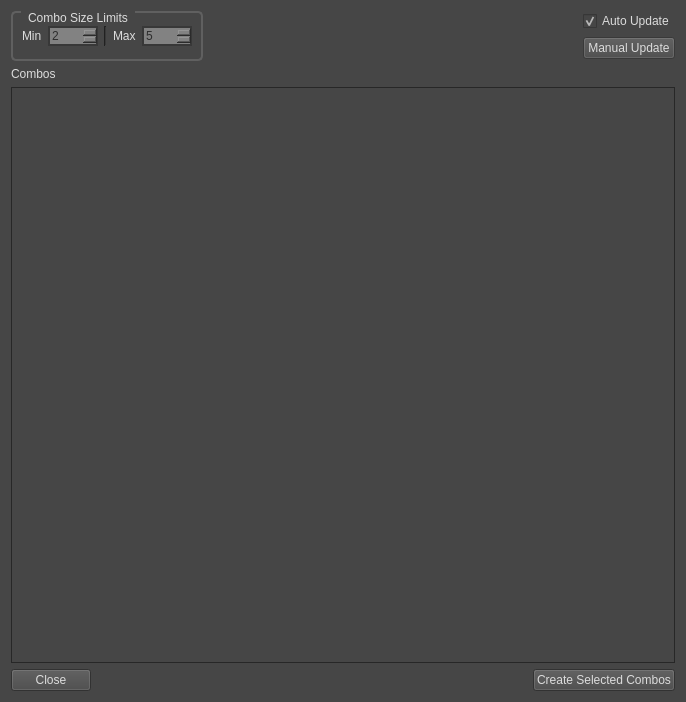
blurstudio/Simplex, file scripts/SimplexUI/ui/comboCheckDialog.ui: the form before one commit.
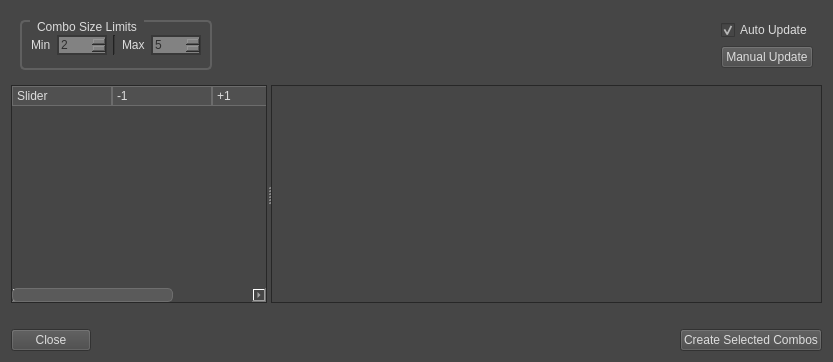
The form after the commit.

Commit message:
Unify HDF5/Ogawa Choice Switch combo creation to the ComboChecker Switch to relative imports Fix Qt4/5 bug in interfaceModel.py Simplifications and bug-fixes all over the place
This *should* have been multiple commits, but I was working in the SVN repo instead. Oh well

The edit to the form file:
```diff
--- a/scripts/SimplexUI/ui/comboCheckDialog.ui
+++ b/scripts/SimplexUI/ui/comboCheckDialog.ui
@@ -6,8 +6,8 @@
    <rect>
     <x>0</x>
     <y>0</y>
-    <width>686</width>
-    <height>702</height>
+    <width>833</width>
+    <height>362</height>
    </rect>
   </property>
   <property name="windowTitle">
@@ -213,8 +213,9 @@
 
 </string>
   </property>
-  <layout class="QVBoxLayout" name="verticalLayout_3">
+  <layout class="QVBoxLayout" name="verticalLayout_2">
    <item>
+    <widget class="QWidget" name="uiHeaderWID" native="true">
     <layout class="QHBoxLayout" name="horizontalLayout_3">
      <item>
       <widget class="QGroupBox" name="groupBox">
@@ -294,17 +295,17 @@
       </widget>
      </item>
      <item>
-      <widget class="QLabel" name="uiWarningLBL">
-       <property name="sizePolicy">
-        <sizepolicy hsizetype="Preferred" vsizetype="Preferred">
-         <horstretch>1</horstretch>
-         <verstretch>0</verstretch>
-        </sizepolicy>
-       </property>
-       <property name="text">
-        <string/>
-       </property>
-      </widget>
+       <spacer name="horizontalSpacer_2">
+        <property name="orientation">
+         <enum>Qt::Horizontal</enum>
+        </property>
+        <property name="sizeHint" stdset="0">
+         <size>
+          <width>511</width>
+          <height>20</height>
+         </size>
+        </property>
+       </spacer>
      </item>
      <item>
       <layout class="QVBoxLayout" name="verticalLayout">
@@ -334,30 +335,81 @@
       </layout>
      </item>
     </layout>
+    </widget>
    </item>
    <item>
-    <layout class="QVBoxLayout" name="verticalLayout_2">
-     <item>
-      <widget class="QLabel" name="label_2">
+    <widget class="QSplitter" name="splitter">
+     <property name="sizePolicy">
+      <sizepolicy hsizetype="Expanding" vsizetype="Preferred">
+       <horstretch>0</horstretch>
+       <verstretch>1</verstretch>
+      </sizepolicy>
+     </property>
+     <property name="orientation">
+      <enum>Qt::Horizontal</enum>
+     </property>
+     <widget class="QTreeWidget" name="uiEditTREE">
+      <property name="sizePolicy">
+       <sizepolicy hsizetype="Expanding" vsizetype="Expanding">
+        <horstretch>0</horstretch>
+        <verstretch>1</verstretch>
+       </sizepolicy>
+      </property>
+      <property name="selectionMode">
+       <enum>QAbstractItemView::ExtendedSelection</enum>
+      </property>
+      <property name="rootIsDecorated">
+       <bool>false</bool>
+      </property>
+      <property name="itemsExpandable">
+       <bool>false</bool>
+      </property>
+      <column>
        <property name="text">
-        <string>Combos</string>
+        <string>Slider</string>
        </property>
-      </widget>
-     </item>
-     <item>
+      </column>
+      <column>
+       <property name="text">
+        <string>-1</string>
+       </property>
+      </column>
+      <column>
+       <property name="text">
+        <string>+1</string>
+       </property>
+      </column>
+      <column>
+       <property name="text">
+        <string>Val</string>
+       </property>
+      </column>
+     </widget>
       <widget class="QListWidget" name="uiComboCheckLIST">
        <property name="sizePolicy">
         <sizepolicy hsizetype="Expanding" vsizetype="Expanding">
          <horstretch>2</horstretch>
-         <verstretch>0</verstretch>
+        <verstretch>1</verstretch>
         </sizepolicy>
        </property>
        <property name="selectionMode">
         <enum>QAbstractItemView::ExtendedSelection</enum>
        </property>
       </widget>
-     </item>
-    </layout>
+    </widget>
+   </item>
+   <item>
+    <widget class="QLabel" name="uiWarningLBL">
+     <property name="sizePolicy">
+      <sizepolicy hsizetype="Preferred" vsizetype="Preferred">
+       <horstretch>0</horstretch>
+       <verstretch>0</verstretch>
+      </sizepolicy>
+     </property>
+     <property name="text">
+      <string/>
+     </property>
+    </widget>
    </item>
    <item>
     <layout class="QHBoxLayout" name="horizontalLayout">
```
Left out of the diff: 5 changed lines with no effect on the pictures. Lines whose indentation alone changed are shown as unchanged. The commit also changes 42 other files.
